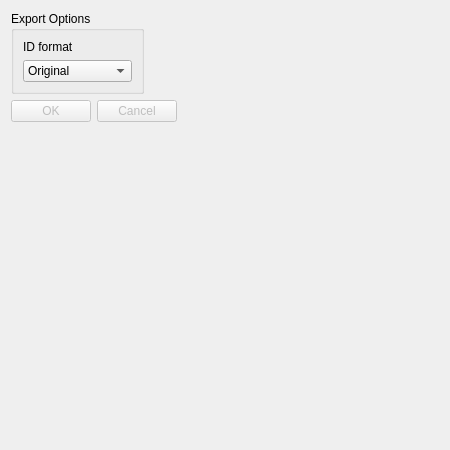
The window that src/OpenCOVER/DrivingSim/oddlot/src/gui/exportsettings.ui (hlrs-vis/covise) describes before a commit, drawn with Qt 5.
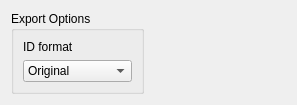
The same window after the commit.

```diff
--- a/src/OpenCOVER/DrivingSim/oddlot/src/gui/exportsettings.ui
+++ b/src/OpenCOVER/DrivingSim/oddlot/src/gui/exportsettings.ui
@@ -6,8 +6,8 @@
    <rect>
     <x>0</x>
     <y>0</y>
-    <width>450</width>
-    <height>450</height>
+    <width>297</width>
+    <height>101</height>
    </rect>
   </property>
   <property name="windowTitle">
@@ -53,19 +53,6 @@
      </layout>
     </widget>
    </item>
-   <item row="1" column="0">
-    <widget class="QDialogButtonBox" name="dialogButtons">
-     <property name="enabled">
-      <bool>false</bool>
-     </property>
-     <property name="orientation">
-      <enum>Qt::Horizontal</enum>
-     </property>
-     <property name="standardButtons">
-      <set>QDialogButtonBox::Cancel|QDialogButtonBox::Ok</set>
-     </property>
-    </widget>
-   </item>
   </layout>
  </widget>
  <resources/>
```
Left out of the diff: 35 changed lines with no effect on the pictures.
